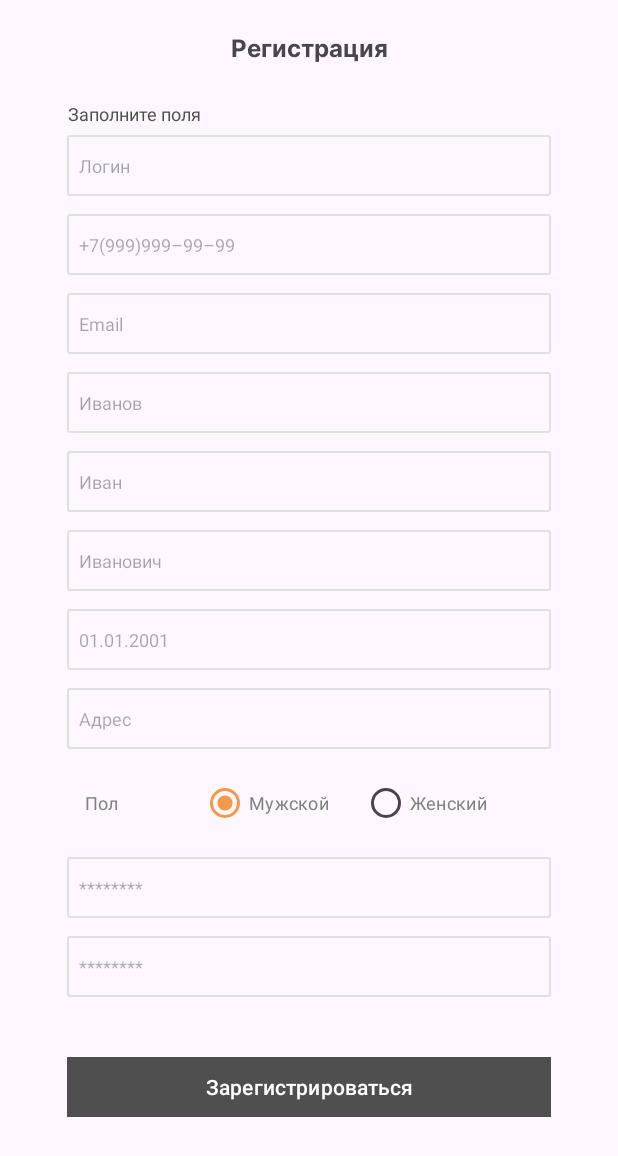
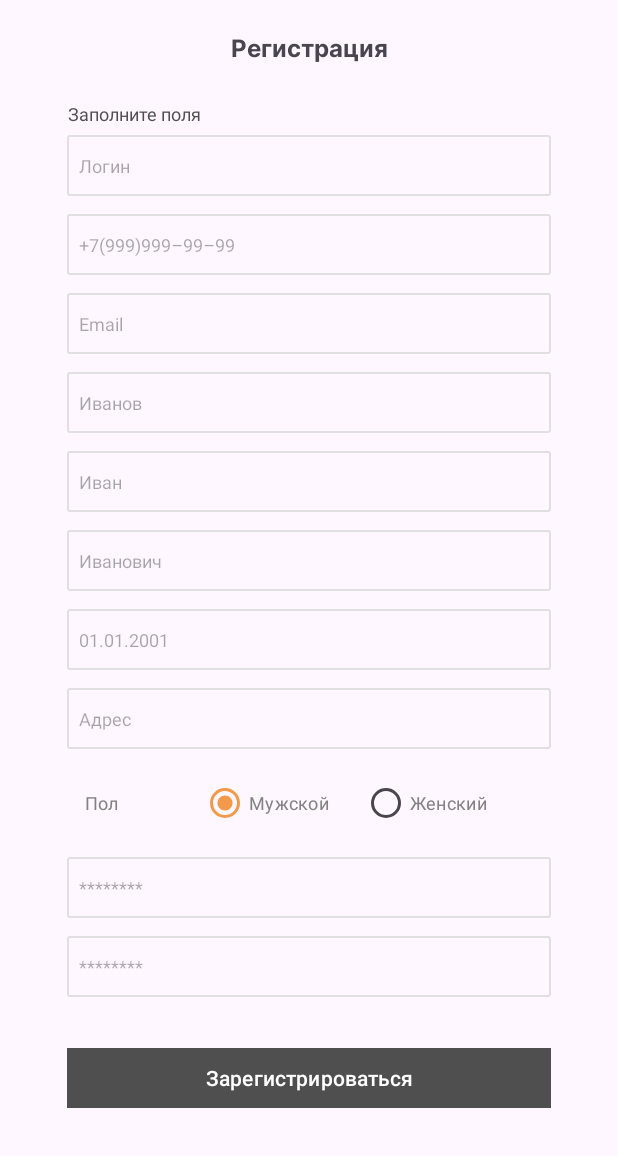
Before and after one commit to Aslan4242/android-platform, an Android app: the RegistrationFragment screen opened through its navigation route, on a phone screen of 412 x 824 dp. Shown: the top 1156 px of the screen. Run offline under Robolectric (Android 15) with nearby library versions, the phone set to English and light mode, and no system bars; our stand-ins replace navigation-ui; 14 statements that could not run were skipped.

Commit message:
поправил регистрацию

```diff
--- a/app/src/main/java/com/example/androidplatform/data/network/RetrofitNetworkClient.kt
+++ b/app/src/main/java/com/example/androidplatform/data/network/RetrofitNetworkClient.kt
@@ -88,7 +88,7 @@ class RetrofitNetworkClient(
                 if (result.isSuccessful) {
                     Result.success(Void.TYPE.cast(null))
                 } else {
-                    Result.failure(HttpException(result))
+                    Result.failure(HttpException(result)) // result.errorBody().string()
                 }
             } catch (e: HttpException) {
                 Result.failure(e)
--- a/app/src/main/java/com/example/androidplatform/data/network/auth/RepositoryAuthenticationImpl.kt
+++ b/app/src/main/java/com/example/androidplatform/data/network/auth/RepositoryAuthenticationImpl.kt
@@ -38,7 +38,7 @@ class RepositoryAuthenticationImpl (
             }
 
             error is HttpException -> {
-                emit(SearchResultData.ErrorServer(R.string.server_error))
+                emit(SearchResultData.ErrorServer(R.string.server_error, error.response()?.errorBody()?.string() ?: ""))
             }
         }
     }
--- a/app/src/main/java/com/example/androidplatform/data/network/clients/RepositoryClientsImpl.kt
+++ b/app/src/main/java/com/example/androidplatform/data/network/clients/RepositoryClientsImpl.kt
@@ -33,7 +33,7 @@ class RepositoryClientsImpl(
             }
 
             error is HttpException -> {
-                emit(SearchResultData.ErrorServer(R.string.server_error))
+                emit(SearchResultData.ErrorServer(R.string.server_error, error.response()?.errorBody()?.string() ?: ""))
             }
         }
     }
--- a/app/src/main/java/com/example/androidplatform/domain/models/SearchResultData.kt
+++ b/app/src/main/java/com/example/androidplatform/domain/models/SearchResultData.kt
@@ -4,7 +4,7 @@ import androidx.annotation.StringRes
 
 sealed interface SearchResultData<T> {
     data class Data<T>(val value: T?) : SearchResultData<T>
-    data class ErrorServer<T>(@StringRes val message: Int) : SearchResultData<T>
+    data class ErrorServer<T>(@StringRes val message: Int, val description: String) : SearchResultData<T>
     data class NoInternet<T>(@StringRes val message: Int) : SearchResultData<T>
     data class Empty<T>(@StringRes val message: Int) : SearchResultData<T>
 }
--- a/app/src/main/java/com/example/androidplatform/ui/authorization/AuthorizationFragment.kt
+++ b/app/src/main/java/com/example/androidplatform/ui/authorization/AuthorizationFragment.kt
@@ -76,7 +76,7 @@ class AuthorizationFragment : Fragment() {
             render(it)
         }
 
-        viewModel.showToastError.observe(viewLifecycleOwner) {
+        viewModel.showToastMessage.observe(viewLifecycleOwner) {
             Toast.makeText(requireContext(), resources.getString(it), Toast.LENGTH_LONG).show()
         }
     }
--- a/app/src/main/res/layout/fragment_registstration.xml
+++ b/app/src/main/res/layout/fragment_registstration.xml
@@ -10,38 +10,37 @@
         android:id="@+id/authorization_tv"
         android:layout_width="wrap_content"
         android:layout_height="wrap_content"
-        android:fontFamily="@font/inter_bold"
-        android:textSize="@dimen/text_size_16"
-        android:text="@string/registration"
         android:layout_marginTop="20dp"
         android:layout_marginBottom="24dp"
+        android:fontFamily="@font/inter_bold"
+        android:text="@string/registration"
+        android:textSize="@dimen/text_size_16"
+        app:layout_constraintBottom_toTopOf="@+id/fill_fields_tv"
+        app:layout_constraintEnd_toEndOf="parent"
         app:layout_constraintStart_toStartOf="parent"
-        app:layout_constraintEnd_toEndOf="parent"
-        app:layout_constraintTop_toTopOf="parent"
-        app:layout_constraintBottom_toTopOf="@+id/fill_fields_tv"/>
+        app:layout_constraintTop_toTopOf="parent" />
 
     <TextView
         android:id="@+id/fill_fields_tv"
         android:layout_width="@dimen/_0dp"
         android:layout_height="wrap_content"
-        android:text="@string/fill_fields"
         android:layout_marginStart="45dp"
         android:layout_marginBottom="6dp"
+        android:text="@string/fill_fields"
+        android:textColor="@color/gray_2"
         android:textSize="@dimen/text_size_12"
-        android:textColor="@color/gray_2"
-        app:layout_constraintTop_toBottomOf="@+id/authorization_tv"
+        app:layout_constraintBottom_toTopOf="@+id/registration_data_sv"
+        app:layout_constraintEnd_toEndOf="parent"
         app:layout_constraintStart_toStartOf="parent"
-        app:layout_constraintEnd_toEndOf="parent"
-        app:layout_constraintBottom_toTopOf="@+id/registration_data_sv"
-        />
+        app:layout_constraintTop_toBottomOf="@+id/authorization_tv" />
 
     <ScrollView
         android:id="@+id/registration_data_sv"
         android:layout_width="match_parent"
         android:layout_height="@dimen/_0dp"
         android:fillViewport="true"
-        app:layout_constraintTop_toBottomOf="@+id/fill_fields_tv"
-        app:layout_constraintBottom_toBottomOf="parent">
+        app:layout_constraintBottom_toBottomOf="parent"
+        app:layout_constraintTop_toBottomOf="@+id/fill_fields_tv">
 
         <androidx.constraintlayout.widget.ConstraintLayout
             android:layout_width="match_parent"
@@ -66,182 +65,182 @@
                 android:layout_width="@dimen/_0dp"
                 android:layout_height="wrap_content"
                 android:layout_weight="1"
+                android:background="@drawable/edit_text_frame"
+                android:hint="@string/login"
                 android:maxLines="1"
                 android:paddingVertical="@dimen/_12dp"
-            android:background="@drawable/edit_text_frame"
-            android:hint="@string/login"
                 android:textSize="@dimen/text_size_12"
+                app:layout_constraintBottom_toTopOf="@+id/phone_number_et"
+                app:layout_constraintEnd_toStartOf="@+id/right_guideline"
                 app:layout_constraintStart_toEndOf="@+id/left_guideline"
-            app:layout_constraintEnd_toStartOf="@+id/right_guideline"
-            app:layout_constraintTop_toTopOf="parent"
-            app:layout_constraintBottom_toTopOf="@+id/phone_number_et"/>
+                app:layout_constraintTop_toTopOf="parent" />
 
             <EditText
                 android:id="@+id/phone_number_et"
                 android:layout_width="@dimen/_0dp"
                 android:layout_height="wrap_content"
+                android:layout_marginTop="@dimen/_12dp"
                 android:layout_weight="1"
+                android:background="@drawable/edit_text_frame"
+                android:hint="@string/phone_pattern"
                 android:maxLines="1"
                 android:paddingVertical="@dimen/_12dp"
-            android:layout_marginTop="@dimen/_12dp"
-            android:background="@drawable/edit_text_frame"
-            android:hint="@string/phone_pattern"
                 android:textSize="@dimen/text_size_12"
+                app:layout_constraintBottom_toTopOf="@+id/email_et"
+                app:layout_constraintEnd_toStartOf="@+id/right_guideline"
                 app:layout_constraintStart_toEndOf="@+id/left_guideline"
-            app:layout_constraintEnd_toStartOf="@+id/right_guideline"
-            app:layout_constraintTop_toBottomOf="@+id/login_et"
-            app:layout_constraintBottom_toTopOf="@+id/email_et"/>
+                app:layout_constraintTop_toBottomOf="@+id/login_et" />
 
             <EditText
                 android:id="@+id/email_et"
                 android:layout_width="@dimen/_0dp"
                 android:layout_height="wrap_content"
+                android:layout_marginTop="@dimen/_12dp"
                 android:layout_weight="1"
+                android:background="@drawable/edit_text_frame"
+                android:hint="@string/email"
                 android:maxLines="1"
                 android:paddingVertical="@dimen/_12dp"
-            android:layout_marginTop="@dimen/_12dp"
-            android:background="@drawable/edit_text_frame"
-            android:hint="@string/email"
                 android:textSize="@dimen/text_size_12"
+                app:layout_constraintBottom_toTopOf="@+id/surname_et"
+                app:layout_constraintEnd_toStartOf="@+id/right_guideline"
                 app:layout_constraintStart_toEndOf="@+id/left_guideline"
-            app:layout_constraintEnd_toStartOf="@+id/right_guideline"
-            app:layout_constraintTop_toBottomOf="@+id/phone_number_et"
-            app:layout_constraintBottom_toTopOf="@+id/surname_et"/>
+                app:layout_constraintTop_toBottomOf="@+id/phone_number_et" />
 
             <EditText
                 android:id="@+id/surname_et"
                 android:layout_width="@dimen/_0dp"
                 android:layout_height="wrap_content"
+                android:layout_marginTop="@dimen/_12dp"
+                android:layout_weight="1"
+                android:background="@drawable/edit_text_frame"
+                android:hint="@string/surname_pattern"
+                android:maxLines="1"
                 android:paddingVertical="@dimen/_12dp"
-            android:layout_weight="1"
-            android:maxLines="1"
-            android:layout_marginTop="@dimen/_12dp"
-            android:hint="@string/surname_pattern"
                 android:textSize="@dimen/text_size_12"
-            android:background="@drawable/edit_text_frame"
+                app:layout_constraintBottom_toTopOf="@+id/name_et"
+                app:layout_constraintEnd_toStartOf="@+id/right_guideline"
                 app:layout_constraintStart_toEndOf="@+id/left_guideline"
-            app:layout_constraintEnd_toStartOf="@+id/right_guideline"
-            app:layout_constraintTop_toBottomOf="@+id/email_et"
-            app:layout_constraintBottom_toTopOf="@+id/name_et"/>
+                app:layout_constraintTop_toBottomOf="@+id/email_et" />
 
             <EditText
                 android:id="@+id/name_et"
                 android:layout_width="@dimen/_0dp"
                 android:layout_height="wrap_content"
+                android:layout_marginTop="@dimen/_12dp"
+                android:layout_weight="1"
+                android:background="@drawable/edit_text_frame"
+                android:hint="@string/name_pattern"
+                android:maxLines="1"
                 android:paddingVertical="@dimen/_12dp"
-            android:layout_weight="1"
-            android:maxLines="1"
-            android:layout_marginTop="@dimen/_12dp"
-            android:hint="@string/name_pattern"
                 android:textSize="@dimen/text_size_12"
-            android:background="@drawable/edit_text_frame"
+                app:layout_constraintBottom_toTopOf="@+id/patronymic_et"
+                app:layout_constraintEnd_toStartOf="@+id/right_guideline"
                 app:layout_constraintStart_toEndOf="@+id/left_guideline"
-            app:layout_constraintEnd_toStartOf="@+id/right_guideline"
-            app:layout_constraintTop_toBottomOf="@+id/surname_et"
-            app:layout_constraintBottom_toTopOf="@+id/patronymic_et"/>
+                app:layout_constraintTop_toBottomOf="@+id/surname_et" />
 
             <EditText
                 android:id="@+id/patronymic_et"
                 android:layout_width="@dimen/_0dp"
                 android:layout_height="wrap_content"
+                android:layout_marginTop="@dimen/_12dp"
+                android:layout_weight="1"
+                android:background="@drawable/edit_text_frame"
+                android:hint="@string/patronymic_pattern"
+                android:maxLines="1"
                 android:paddingVertical="@dimen/_12dp"
-            android:layout_weight="1"
-            android:maxLines="1"
-            android:layout_marginTop="@dimen/_12dp"
-            android:hint="@string/patronymic_pattern"
                 android:textSize="@dimen/text_size_12"
-            android:background="@drawable/edit_text_frame"
+                app:layout_constraintBottom_toTopOf="@+id/birthdate_et"
+                app:layout_constraintEnd_toStartOf="@+id/right_guideline"
                 app:layout_constraintStart_toEndOf="@+id/left_guideline"
-            app:layout_constraintEnd_toStartOf="@+id/right_guideline"
-            app:layout_constraintTop_toBottomOf="@+id/name_et"
-            app:layout_constraintBottom_toTopOf="@+id/birthdate_et"/>
+                app:layout_constraintTop_toBottomOf="@+id/name_et" />
 
             <EditText
                 android:id="@+id/birthdate_et"
                 android:layout_width="@dimen/_0dp"
                 android:layout_height="wrap_content"
+                android:layout_marginTop="@dimen/_12dp"
+                android:layout_weight="1"
+                android:background="@drawable/edit_text_frame"
+                android:hint="@string/birthdate_pattern"
+                android:maxLines="1"
                 android:paddingVertical="@dimen/_12dp"
-            android:layout_weight="1"
-            android:maxLines="1"
-            android:layout_marginTop="@dimen/_12dp"
-            android:hint="@string/birthdate_pattern"
                 android:textSize="@dimen/text_size_12"
-            android:background="@drawable/edit_text_frame"
+                app:layout_constraintBottom_toTopOf="@+id/address_et"
+                app:layout_constraintEnd_toStartOf="@+id/right_guideline"
                 app:layout_constraintStart_toEndOf="@+id/left_guideline"
-            app:layout_constraintEnd_toStartOf="@+id/right_guideline"
-            app:layout_constraintTop_toBottomOf="@+id/patronymic_et"
-            app:layout_constraintBottom_toTopOf="@+id/address_et"/>
+                app:layout_constraintTop_toBottomOf="@+id/patronymic_et" />
 
             <EditText
                 android:id="@+id/address_et"
                 android:layout_width="@dimen/_0dp"
                 android:layout_height="wrap_content"
+                android:layout_marginTop="@dimen/_12dp"
+                android:layout_weight="1"
+                android:background="@drawable/edit_text_frame"
+                android:hint="@string/address"
+                android:maxLines="1"
                 android:paddingVertical="@dimen/_12dp"
-            android:layout_weight="1"
-            android:maxLines="1"
-            android:layout_marginTop="@dimen/_12dp"
-            android:hint="@string/address"
                 android:textSize="@dimen/text_size_12"
-            android:background="@drawable/edit_text_frame"
+                app:layout_constraintBottom_toTopOf="@+id/gender_ll"
+                app:layout_constraintEnd_toStartOf="@+id/right_guideline"
                 app:layout_constraintStart_toEndOf="@+id/left_guideline"
-            app:layout_constraintEnd_toStartOf="@+id/right_guideline"
-            app:layout_constraintTop_toBottomOf="@+id/birthdate_et"
-            app:layout_constraintBottom_toTopOf="@+id/gender_ll"/>
+                app:layout_constraintTop_toBottomOf="@+id/birthdate_et" />
 
             <LinearLayout
                 android:id="@+id/gender_ll"
                 android:layout_width="@dimen/_0dp"
                 android:layout_height="wrap_content"
                 android:layout_marginTop="@dimen/_12dp"
-            app:layout_constraintTop_toBottomOf="@+id/address_et"
+                android:orientation="horizontal"
                 app:layout_constraintBottom_toTopOf="@+id/password_et"
+                app:layout_constraintEnd_toStartOf="@+id/right_guideline"
                 app:layout_constraintStart_toEndOf="@+id/left_guideline"
-            app:layout_constraintEnd_toStartOf="@+id/right_guideline"
-            android:orientation="horizontal">
+                app:layout_constraintTop_toBottomOf="@+id/address_et">
 
                 <TextView
                     android:id="@+id/gender_label"
                     android:layout_width="wrap_content"
                     android:layout_height="wrap_content"
-                android:text="@string/gender"
-                android:textSize="@dimen/text_size_12"
-                android:textColor="@color/gray_3"
                     android:layout_gravity="center_vertical"
                     android:layout_marginStart="@dimen/_12dp"
                     android:layout_marginEnd="@dimen/_55dp"
+                    android:text="@string/gender"
+                    android:textColor="@color/gray_3"
+                    android:textSize="@dimen/text_size_12"
+                    app:layout_constraintBottom_toBottomOf="parent"
                     app:layout_constraintStart_toStartOf="parent"
-                app:layout_constraintTop_toTopOf="parent"
-                app:layout_constraintBottom_toBottomOf="parent"/>
+                    app:layout_constraintTop_toTopOf="parent" />
 
                 <RadioGroup
                     android:id="@+id/gender_radio_group"
                     android:layout_width="wrap_content"
                     android:layout_height="wrap_content"
                     android:orientation="horizontal"
+                    app:layout_constraintBottom_toBottomOf="parent"
+                    app:layout_constraintEnd_toEndOf="parent"
                     app:layout_constraintStart_toEndOf="@id/gender_label"
-                app:layout_constraintTop_toTopOf="parent"
-                app:layout_constraintBottom_toBottomOf="parent"
-                app:layout_constraintEnd_toEndOf="parent">
+                    app:layout_constraintTop_toTopOf="parent">
 
                     <RadioButton
                         android:id="@+id/male_radio_button"
                         android:layout_width="wrap_content"
                         android:layout_height="wrap_content"
+                        android:buttonTint="@color/radio_button_tint"
+                        android:checked="true"
                         android:text="@string/male"
-                    android:textSize="@dimen/text_size_12"
                         android:textColor="@color/gray_3"
-                    android:buttonTint="@color/radio_button_tint"
-                    android:checked="true"/>
+                        android:textSize="@dimen/text_size_12" />
 
                     <RadioButton
                         android:id="@+id/female_radio_button"
                         android:layout_width="wrap_content"
                         android:layout_height="wrap_content"
-                    android:textColor="@color/gray_3"
-                    android:textSize="@dimen/text_size_12"
                         android:layout_marginStart="22dp"
                         android:buttonTint="@color/radio_button_tint"
-                    android:text="@string/female"/>
+                        android:text="@string/female"
+                        android:textColor="@color/gray_3"
+                        android:textSize="@dimen/text_size_12" />
                 </RadioGroup>
 
             </LinearLayout>
@@ -250,56 +249,67 @@
                 android:id="@+id/password_et"
                 android:layout_width="@dimen/_0dp"
                 android:layout_height="wrap_content"
+                android:layout_marginTop="@dimen/_12dp"
+                android:layout_weight="1"
+                android:background="@drawable/edit_text_frame"
+                android:hint="@string/password_masked"
+                android:inputType="textPassword"
+                android:maxLines="1"
                 android:paddingVertical="@dimen/_12dp"
-            android:layout_weight="1"
-            android:maxLines="1"
-            android:inputType="textPassword"
-            android:layout_marginTop="@dimen/_12dp"
-            android:hint="@string/password_masked"
                 android:textSize="@dimen/text_size_12"
-            android:background="@drawable/edit_text_frame"
+                app:layout_constraintBottom_toTopOf="@+id/password_repeat_et"
+                app:layout_constraintEnd_toStartOf="@+id/right_guideline"
                 app:layout_constraintStart_toEndOf="@+id/left_guideline"
-            app:layout_constraintEnd_toStartOf="@+id/right_guideline"
-            app:layout_constraintTop_toBottomOf="@+id/gender_ll"
-            app:layout_constraintBottom_toTopOf="@+id/password_repeat_et"/>
+                app:layout_constraintTop_toBottomOf="@+id/gender_ll" />
 
             <EditText
                 android:id="@+id/password_repeat_et"
                 android:layout_width="@dimen/_0dp"
                 android:layout_height="wrap_content"
+                android:layout_marginTop="@dimen/_12dp"
+                android:layout_weight="1"
+                android:background="@drawable/edit_text_frame"
+                android:hint="@string/password_masked"
+                android:inputType="textPassword"
+                android:maxLines="1"
                 android:paddingVertical="@dimen/_12dp"
-            android:layout_weight="1"
-            android:maxLines="1"
-            android:inputType="textPassword"
-            android:layout_marginTop="@dimen/_12dp"
-            android:hint="@string/password_masked"
                 android:textSize="@dimen/text_size_12"
-            android:background="@drawable/edit_text_frame"
+                app:layout_constraintEnd_toStartOf="@+id/right_guideline"
                 app:layout_constraintStart_toEndOf="@+id/left_guideline"
+                app:layout_constraintTop_toBottomOf="@+id/password_et" />
+
+            <TextView
+                android:id="@+id/password_error_tv"
+                android:layout_width="@dimen/_0dp"
+                android:layout_height="wrap_content"
+                android:fontFamily="@font/inter_regular"
+                android:text="@string/passwords_missmatch"
+                android:textColor="@color/red"
+                android:textSize="@dimen/text_size_10"
+                android:visibility="gone"
+                app:layout_constraintBottom_toTopOf="@+id/register_btn"
                 app:layout_constraintEnd_toStartOf="@+id/right_guideline"
-            app:layout_constraintTop_toBottomOf="@+id/password_et"
-            app:layout_constraintBottom_toTopOf="@+id/register_btn"/>
+                app:layout_constraintStart_toEndOf="@+id/left_guideline"
+                app:layout_constraintTop_toBottomOf="@+id/password_repeat_et"
+                tools:visibility="visible" />
 
             <Button
                 android:id="@+id/register_btn"
                 android:layout_width="@dimen/_0dp"
                 android:layout_height="wrap_content"
-            android:layout_marginTop="36dp"
+                android:layout_marginTop="30dp"
+                android:layout_weight="1"
+                android:backgroundTint="@color/gray_2"
+                android:enabled="true"
                 android:text="@string/register"
                 android:textColor="@color/white"
                 app:cornerRadius="0dp"
-            android:layout_weight="1"
-            android:backgroundTint="@color/gray_2"
-            app:layout_constraintTop_toBottomOf="@+id/password_repeat_et"
+                app:layout_constraintEnd_toStartOf="@+id/right_guideline"
                 app:layout_constraintStart_toEndOf="@+id/left_guideline"
-            app:layout_constraintEnd_toStartOf="@+id/right_guideline"
-            android:enabled="false"/>
+                app:layout_constraintTop_toBottomOf="@+id/password_repeat_et" />
 
         </androidx.constraintlayout.widget.ConstraintLayout>
     </ScrollView>
 
 
-
-
-
 </androidx.constraintlayout.widget.ConstraintLayout>
--- a/app/src/main/res/values/dimens.xml
+++ b/app/src/main/res/values/dimens.xml
@@ -1,5 +1,6 @@
 <?xml version="1.0" encoding="utf-8"?>
 <resources>
+    <dimen name="text_size_10">10sp</dimen>
     <dimen name="text_size_12">12sp</dimen>
     <dimen name="text_size_16">16sp</dimen>
     <dimen name="_0dp">0dp</dimen>
--- a/app/src/main/res/values/strings.xml
+++ b/app/src/main/res/values/strings.xml
@@ -49,4 +49,6 @@
     <string name="do_you_want_exit">Вы точно хотите выйти?</string>
     <string name="email">Email</string>
     <string name="invalid_credentials">Некорректные учетные данные</string>
+    <string name="successful_registration">Вы успешно зарегистрированы!</string>
+    <string name="passwords_missmatch">Пароли не сопадают</string>
 </resources>
```
Also changed, not shown: app/src/main/java/com/example/androidplatform/data/network/registration/RepositoryRegistrationImpl.kt (+7 -2 lines), app/src/main/java/com/example/androidplatform/presentation/authentication/viewmodel/AuthenticationViewModel.kt (+5 -6 lines), app/src/main/java/com/example/androidplatform/presentation/registration/RegistrationViewModel.kt (+19 -8 lines), app/src/main/java/com/example/androidplatform/ui/registration/RegistrationFragment.kt (+83 -10 lines). Lines whose indentation alone changed are shown as unchanged.
